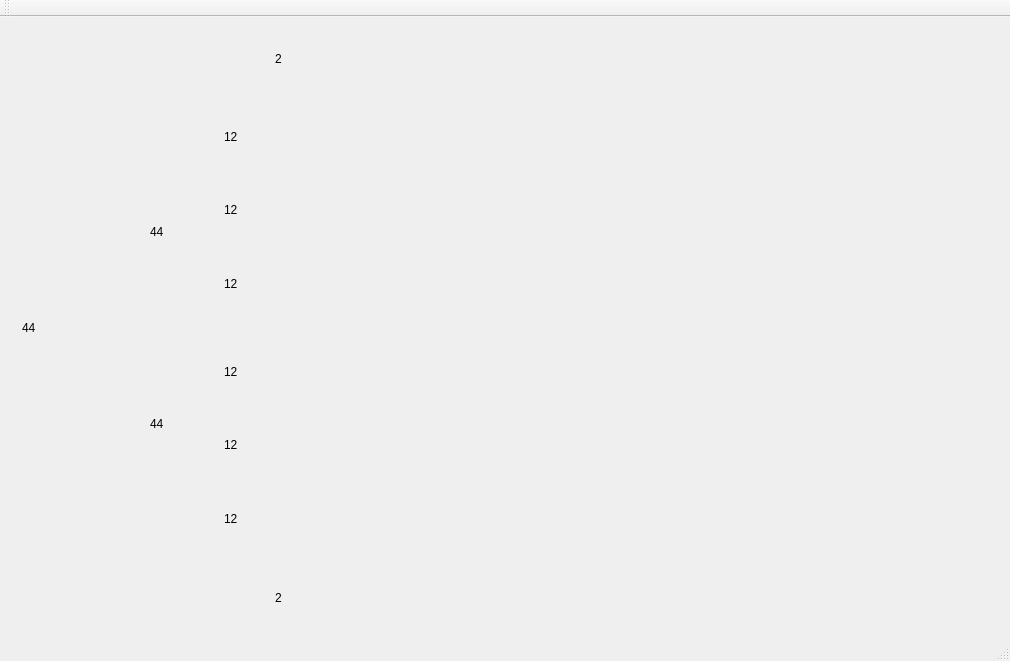
Before: the Qt Designer form mainwindow.ui in maoyutao/GwentGame, drawn with Qt 5.
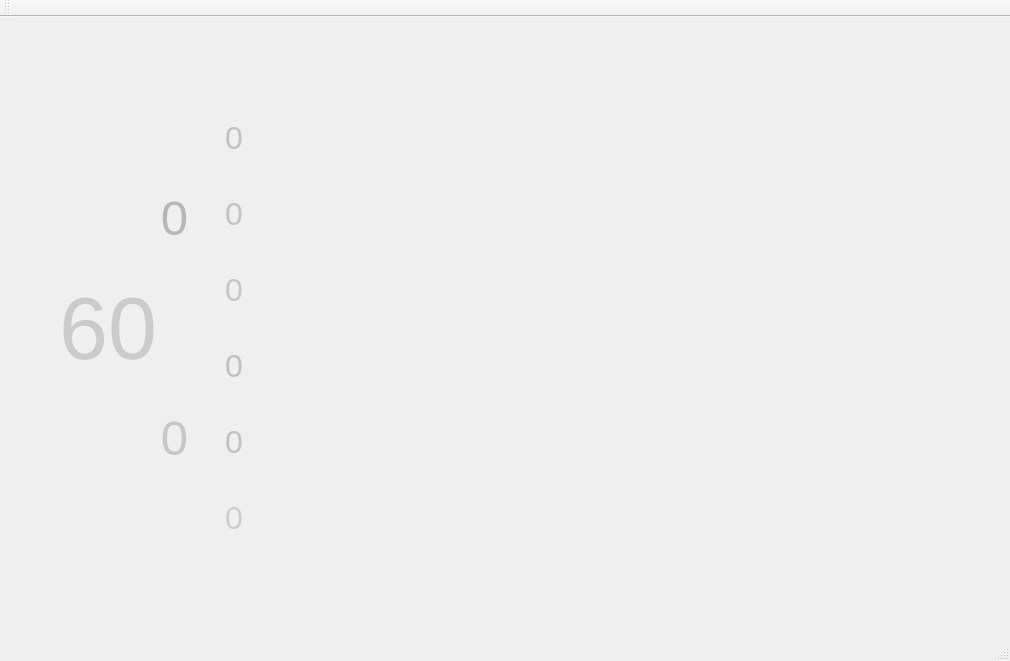
After: the same form once the commit is applied. The open tabs and pages were chosen to show the change. Icons and pictures are not drawn. Custom widgets are drawn as their Qt base class.

Patch:
```diff
--- a/mainwindow.ui
+++ b/mainwindow.ui
@@ -1177,7 +1177,7 @@
               <item row="1" column="1">
                <widget class="QLabel" name="gamingOLeader">
                 <property name="text">
-                 <string>2</string>
+                 <string/>
                 </property>
                </widget>
               </item>
@@ -1322,22 +1322,115 @@
                   </item>
                   <item row="1" column="2">
                    <widget class="QLabel" name="gamingOSum">
+                    <property name="palette">
+                     <palette>
+                      <active>
+                       <colorrole role="WindowText">
+                        <brush brushstyle="SolidPattern">
+                         <color alpha="255">
+                          <red>183</red>
+                          <green>183</green>
+                          <blue>183</blue>
+                         </color>
+                        </brush>
+                       </colorrole>
+                      </active>
+                      <inactive>
+                       <colorrole role="WindowText">
+                        <brush brushstyle="SolidPattern">
+                         <color alpha="255">
+                          <red>183</red>
+                          <green>183</green>
+                          <blue>183</blue>
+                         </color>
+                        </brush>
+                       </colorrole>
+                      </inactive>
+                      <disabled>
+                       <colorrole role="WindowText">
+                        <brush brushstyle="SolidPattern">
+                         <color alpha="255">
+                          <red>127</red>
+                          <green>127</green>
+                          <blue>127</blue>
+                         </color>
+                        </brush>
+                       </colorrole>
+                      </disabled>
+                     </palette>
+                    </property>
+                    <property name="font">
+                     <font>
+                      <pointsize>37</pointsize>
+                     </font>
+                    </property>
                     <property name="text">
-                     <string>44</string>
+                     <string>0</string>
+                    </property>
+                    <property name="alignment">
+                     <set>Qt::AlignCenter</set>
                     </property>
                    </widget>
                   </item>
                  </layout>
                 </item>
                 <item>
-                 <layout class="QGridLayout" name="gridLayout_32" rowstretch="1,7,1" columnstretch="1,7,0,0,1">
+                 <layout class="QGridLayout" name="gridLayout_32" rowstretch="1,3,1" columnstretch="1,3,0,0,1">
                   <property name="spacing">
                    <number>0</number>
                   </property>
                   <item row="1" column="1" colspan="3">
-                   <widget class="QLabel" name="gamingRound">
+                   <widget class="TimerRound" name="gamingRound">
+                    <property name="palette">
+                     <palette>
+                      <active>
+                       <colorrole role="WindowText">
+                        <brush brushstyle="SolidPattern">
+                         <color alpha="255">
+                          <red>203</red>
+                          <green>203</green>
+                          <blue>203</blue>
+                         </color>
+                        </brush>
+                       </colorrole>
+                      </active>
+                      <inactive>
+                       <colorrole role="WindowText">
+                        <brush brushstyle="SolidPattern">
+                         <color alpha="255">
+                          <red>203</red>
+                          <green>203</green>
+                          <blue>203</blue>
+                         </color>
+                        </brush>
+                       </colorrole>
+                      </inactive>
+                      <disabled>
+                       <colorrole role="WindowText">
+                        <brush brushstyle="SolidPattern">
+                         <color alpha="255">
+                          <red>127</red>
+                          <green>127</green>
+                          <blue>127</blue>
+                         </color>
+                        </brush>
+                       </colorrole>
+                      </disabled>
+                     </palette>
+                    </property>
+                    <property name="font">
+                     <font>
+                      <pointsize>66</pointsize>
+                     </font>
+                    </property>
+                    <property name="styleSheet">
+                     <string notr="true">border-image:url(:/new/prefix1/resource/o_round_circle.png)</string>
+                    </property>
                     <property name="text">
-                     <string>44</string>
+                     <string>60</string>
+                    </property>
+                    <property name="alignment">
+                     <set>Qt::AlignCenter</set>
                     </property>
                    </widget>
                   </item>
@@ -1428,8 +1521,53 @@
                   </item>
                   <item row="1" column="1" colspan="3">
                    <widget class="QLabel" name="gamingMSum">
+                    <property name="palette">
+                     <palette>
+                      <active>
+                       <colorrole role="WindowText">
+                        <brush brushstyle="SolidPattern">
+                         <color alpha="255">
+                          <red>199</red>
+                          <green>199</green>
+                          <blue>199</blue>
+                         </color>
+                        </brush>
+                       </colorrole>
+                      </active>
+                      <inactive>
+                       <colorrole role="WindowText">
+                        <brush brushstyle="SolidPattern">
+                         <color alpha="255">
+                          <red>199</red>
+                          <green>199</green>
+                          <blue>199</blue>
+                         </color>
+                        </brush>
+                       </colorrole>
+                      </inactive>
+                      <disabled>
+                       <colorrole role="WindowText">
+                        <brush brushstyle="SolidPattern">
+                         <color alpha="255">
+                          <red>127</red>
+                          <green>127</green>
+                          <blue>127</blue>
+                         </color>
+                        </brush>
+                       </colorrole>
+                      </disabled>
+                     </palette>
+                    </property>
+                    <property name="font">
+                     <font>
+                      <pointsize>37</pointsize>
+                     </font>
+                    </property>
                     <property name="text">
-                     <string>44</string>
+                     <string>0</string>
+                    </property>
+                    <property name="alignment">
+                     <set>Qt::AlignCenter</set>
                     </property>
                    </widget>
                   </item>
@@ -1523,9 +1661,54 @@
                    </spacer>
                   </item>
                   <item row="1" column="1">
-                   <widget class="QLabel" name="label_20">
+                   <widget class="QLabel" name="gamingOBS">
+                    <property name="palette">
+                     <palette>
+                      <active>
+                       <colorrole role="WindowText">
+                        <brush brushstyle="SolidPattern">
+                         <color alpha="255">
+                          <red>193</red>
+                          <green>193</green>
+                          <blue>193</blue>
+                         </color>
+                        </brush>
+                       </colorrole>
+                      </active>
+                      <inactive>
+                       <colorrole role="WindowText">
+                        <brush brushstyle="SolidPattern">
+                         <color alpha="255">
+                          <red>193</red>
+                          <green>193</green>
+                          <blue>193</blue>
+                         </color>
+                        </brush>
+                       </colorrole>
+                      </inactive>
+                      <disabled>
+                       <colorrole role="WindowText">
+                        <brush brushstyle="SolidPattern">
+                         <color alpha="255">
+                          <red>127</red>
+                          <green>127</green>
+                          <blue>127</blue>
+                         </color>
+                        </brush>
+                       </colorrole>
+                      </disabled>
+                     </palette>
+                    </property>
+                    <property name="font">
+                     <font>
+                      <pointsize>24</pointsize>
+                     </font>
+                    </property>
                     <property name="text">
-                     <string>12</string>
+                     <string>0</string>
+                    </property>
+                    <property name="alignment">
+                     <set>Qt::AlignCenter</set>
                     </property>
                    </widget>
                   </item>
@@ -1573,9 +1756,54 @@
                    </spacer>
                   </item>
                   <item row="1" column="1">
-                   <widget class="QLabel" name="label_21">
+                   <widget class="QLabel" name="gamingOMS">
+                    <property name="palette">
+                     <palette>
+                      <active>
+                       <colorrole role="WindowText">
+                        <brush brushstyle="SolidPattern">
+                         <color alpha="255">
+                          <red>194</red>
+                          <green>194</green>
+                          <blue>194</blue>
+                         </color>
+                        </brush>
+                       </colorrole>
+                      </active>
+                      <inactive>
+                       <colorrole role="WindowText">
+                        <brush brushstyle="SolidPattern">
+                         <color alpha="255">
+                          <red>194</red>
+                          <green>194</green>
+                          <blue>194</blue>
+                         </color>
+                        </brush>
+                       </colorrole>
+                      </inactive>
+                      <disabled>
+                       <colorrole role="WindowText">
+                        <brush brushstyle="SolidPattern">
+                         <color alpha="255">
+                          <red>127</red>
+                          <green>127</green>
+                          <blue>127</blue>
+                         </color>
+                        </brush>
+                       </colorrole>
+                      </disabled>
+                     </palette>
+                    </property>
+                    <property name="font">
+                     <font>
+                      <pointsize>24</pointsize>
+                     </font>
+                    </property>
                     <property name="text">
-                     <string>12</string>
+                     <string>0</string>
+                    </property>
+                    <property name="alignment">
+                     <set>Qt::AlignCenter</set>
                     </property>
                    </widget>
                   </item>
@@ -1636,9 +1864,54 @@
                    </spacer>
                   </item>
                   <item row="1" column="1">
-                   <widget class="QLabel" name="label_22">
+                   <widget class="QLabel" name="gamingOFS">
+                    <property name="palette">
+                     <palette>
+                      <active>
+                       <colorrole role="WindowText">
+                        <brush brushstyle="SolidPattern">
+                         <color alpha="255">
+                          <red>197</red>
+                          <green>197</green>
+                          <blue>197</blue>
+                         </color>
+                        </brush>
+                       </colorrole>
+                      </active>
+                      <inactive>
+                       <colorrole role="WindowText">
+                        <brush brushstyle="SolidPattern">
+                         <color alpha="255">
+                          <red>197</red>
+                          <green>197</green>
+                          <blue>197</blue>
+                         </color>
+                        </brush>
+                       </colorrole>
+                      </inactive>
+                      <disabled>
+                       <colorrole role="WindowText">
+                        <brush brushstyle="SolidPattern">
+                         <color alpha="255">
+                          <red>127</red>
+                          <green>127</green>
+                          <blue>127</blue>
+                         </color>
+                        </brush>
+                       </colorrole>
+                      </disabled>
+                     </palette>
+                    </property>
+                    <property name="font">
+                     <font>
+                      <pointsize>24</pointsize>
+                     </font>
+                    </property>
                     <property name="text">
-                     <string>12</string>
+                     <string>0</string>
+                    </property>
+                    <property name="alignment">
+                     <set>Qt::AlignCenter</set>
                     </property>
                    </widget>
                   </item>
@@ -1712,9 +1985,54 @@
                    </spacer>
                   </item>
                   <item row="1" column="1">
-                   <widget class="QLabel" name="label_23">
+                   <widget class="QLabel" name="gamingMFS">
+                    <property name="palette">
+                     <palette>
+                      <active>
+                       <colorrole role="WindowText">
+                        <brush brushstyle="SolidPattern">
+                         <color alpha="255">
+                          <red>191</red>
+                          <green>191</green>
+                          <blue>191</blue>
+                         </color>
+                        </brush>
+                       </colorrole>
+                      </active>
+                      <inactive>
+                       <colorrole role="WindowText">
+                        <brush brushstyle="SolidPattern">
+                         <color alpha="255">
+                          <red>191</red>
+                          <green>191</green>
+                          <blue>191</blue>
+                         </color>
+                        </brush>
+                       </colorrole>
+                      </inactive>
+                      <disabled>
+                       <colorrole role="WindowText">
+                        <brush brushstyle="SolidPattern">
+                         <color alpha="255">
+                          <red>127</red>
+                          <green>127</green>
+                          <blue>127</blue>
+                         </color>
+                        </brush>
+                       </colorrole>
+                      </disabled>
+                     </palette>
+                    </property>
+                    <property name="font">
+                     <font>
+                      <pointsize>24</pointsize>
+                     </font>
+                    </property>
                     <property name="text">
-                     <string>12</string>
+                     <string>0</string>
+                    </property>
+                    <property name="alignment">
+                     <set>Qt::AlignCenter</set>
                     </property>
                    </widget>
                   </item>
@@ -1749,9 +2067,54 @@
                    </spacer>
                   </item>
                   <item row="1" column="1">
-                   <widget class="QLabel" name="label_24">
+                   <widget class="QLabel" name="gamingMMS">
+                    <property name="palette">
+                     <palette>
+                      <active>
+                       <colorrole role="WindowText">
+                        <brush brushstyle="SolidPattern">
+                         <color alpha="255">
+                          <red>193</red>
+                          <green>193</green>
+                          <blue>193</blue>
+                         </color>
+                        </brush>
+                       </colorrole>
+                      </active>
+                      <inactive>
+                       <colorrole role="WindowText">
+                        <brush brushstyle="SolidPattern">
+                         <color alpha="255">
+                          <red>193</red>
+                          <green>193</green>
+                          <blue>193</blue>
+                         </color>
+                        </brush>
+                       </colorrole>
+                      </inactive>
+                      <disabled>
+                       <colorrole role="WindowText">
+                        <brush brushstyle="SolidPattern">
+                         <color alpha="255">
+                          <red>127</red>
+                          <green>127</green>
+                          <blue>127</blue>
+                         </color>
+                        </brush>
+                       </colorrole>
+                      </disabled>
+                     </palette>
+                    </property>
+                    <property name="font">
+                     <font>
+                      <pointsize>24</pointsize>
+                     </font>
+                    </property>
                     <property name="text">
-                     <string>12</string>
+                     <string>0</string>
+                    </property>
+                    <property name="alignment">
+                     <set>Qt::AlignCenter</set>
                     </property>
                    </widget>
                   </item>
@@ -1838,9 +2201,54 @@
                    </spacer>
                   </item>
                   <item row="1" column="1">
-                   <widget class="QLabel" name="label_25">
+                   <widget class="QLabel" name="gamingMBS">
+                    <property name="palette">
+                     <palette>
+                      <active>
+                       <colorrole role="WindowText">
+                        <brush brushstyle="SolidPattern">
+                         <color alpha="255">
+                          <red>206</red>
+                          <green>206</green>
+                          <blue>206</blue>
+                         </color>
+                        </brush>
+                       </colorrole>
+                      </active>
+                      <inactive>
+                       <colorrole role="WindowText">
+                        <brush brushstyle="SolidPattern">
+                         <color alpha="255">
+                          <red>206</red>
+                          <green>206</green>
+                          <blue>206</blue>
+                         </color>
+                        </brush>
+                       </colorrole>
+                      </inactive>
+                      <disabled>
+                       <colorrole role="WindowText">
+                        <brush brushstyle="SolidPattern">
+                         <color alpha="255">
+                          <red>127</red>
+                          <green>127</green>
+                          <blue>127</blue>
+                         </color>
+                        </brush>
+                       </colorrole>
+                      </disabled>
+                     </palette>
+                    </property>
+                    <property name="font">
+                     <font>
+                      <pointsize>24</pointsize>
+                     </font>
+                    </property>
                     <property name="text">
-                     <string>12</string>
+                     <string>0</string>
+                    </property>
+                    <property name="alignment">
+                     <set>Qt::AlignCenter</set>
                     </property>
                    </widget>
                   </item>
@@ -2145,69 +2553,10 @@
              </layout>
             </item>
             <item row="3" column="1">
-             <layout class="QGridLayout" name="gridLayout_43" rowstretch="1,5,1" columnstretch="2,2,1,16,0,10" rowminimumheight="0,0,0">
+             <layout class="QGridLayout" name="gridLayout_43" rowstretch="1,5" columnstretch="2,2,1,16,0,10">
               <property name="spacing">
                <number>0</number>
               </property>
-              <item row="1" column="1">
-               <widget class="QLabel" name="gamingMLeader">
-                <property name="text">
-                 <string>2</string>
-                </property>
-               </widget>
-              </item>
-              <item row="1" column="2">
-               <spacer name="horizontalSpacer_84">
-                <property name="orientation">
-                 <enum>Qt::Horizontal</enum>
-                </property>
-                <property name="sizeHint" stdset="0">
-                 <size>
-                  <width>40</width>
-                  <height>20</height>
-                 </size>
-                </property>
-               </spacer>
-              </item>
-              <item row="2" column="3">
-               <spacer name="verticalSpacer_89">
-                <property name="orientation">
-                 <enum>Qt::Vertical</enum>
-                </property>
-                <property name="sizeHint" stdset="0">
-                 <size>
-                  <width>20</width>
-                  <height>40</height>
-                 </size>
-                </property>
-               </spacer>
-              </item>
-              <item row="0" column="3">
-               <spacer name="verticalSpacer_90">
-                <property name="orientation">
-                 <enum>Qt::Vertical</enum>
-                </property>
-                <property name="sizeHint" stdset="0">
-                 <size>
-                  <width>20</width>
-                  <height>40</height>
-                 </size>
-                </property>
-               </spacer>
-              </item>
-              <item row="1" column="5">
-               <spacer name="horizontalSpacer_85">
-                <property name="orientation">
-                 <enum>Qt::Horizontal</enum>
-                </property>
-                <property name="sizeHint" stdset="0">
-                 <size>
-                  <width>40</width>
-                  <height>20</height>
-                 </size>
-                </property>
-               </spacer>
-              </item>
               <item row="1" column="3">
                <widget class="CardSlot" name="mHandSlot">
                 <widget class="QWidget" name="page_30"/>
@@ -2226,6 +2575,39 @@
                 </property>
                </spacer>
               </item>
+              <item row="0" column="3">
+               <spacer name="verticalSpacer_90">
+                <property name="orientation">
+                 <enum>Qt::Vertical</enum>
+                </property>
+                <property name="sizeHint" stdset="0">
+                 <size>
+                  <width>20</width>
+                  <height>40</height>
+                 </size>
+                </property>
+               </spacer>
+              </item>
+              <item row="1" column="1">
+               <widget class="QLabel" name="gamingMLeader">
+                <property name="text">
+                 <string/>
+                </property>
+               </widget>
+              </item>
+              <item row="1" column="2">
+               <spacer name="horizontalSpacer_84">
+                <property name="orientation">
+                 <enum>Qt::Horizontal</enum>
+                </property>
+                <property name="sizeHint" stdset="0">
+                 <size>
+                  <width>40</width>
+                  <height>20</height>
+                 </size>
+                </property>
+               </spacer>
+              </item>
              </layout>
             </item>
            </layout>
@@ -2319,6 +2701,11 @@
    <header>w_battlefield.h</header>
    <container>1</container>
   </customwidget>
+  <customwidget>
+   <class>TimerRound</class>
+   <extends>QLabel</extends>
+   <header>ui_timerround.h</header>
+  </customwidget>
  </customwidgets>
  <resources/>
  <connections/>
```
Left out of the diff: 32 changed lines with no effect on the pictures.
